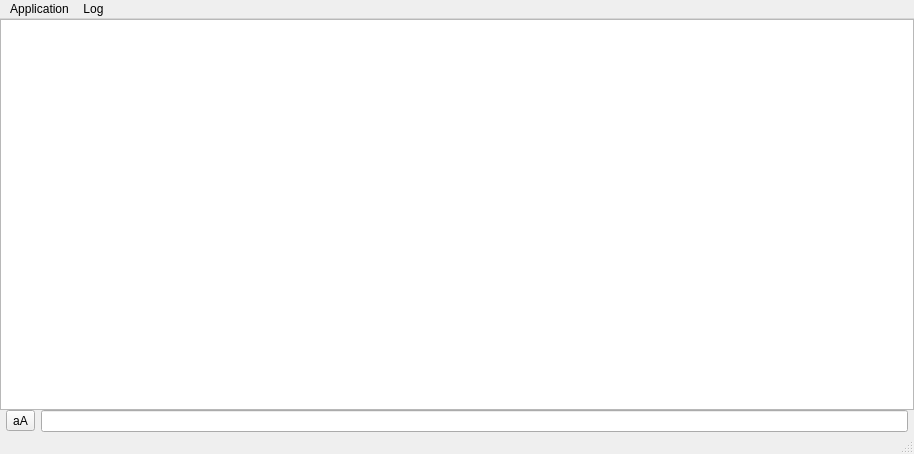
Above: src/mainwindow.ui from oleg-politechnik/qMinicom before the change. Below: the same form after it.
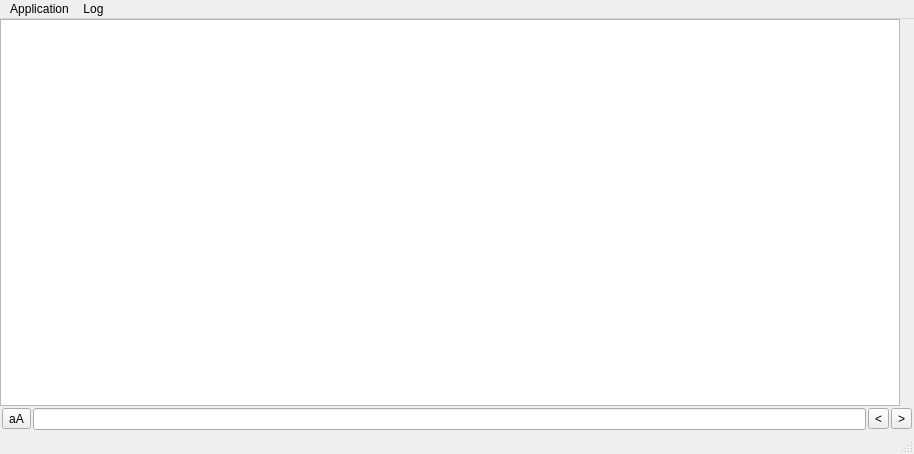
That is the form after the change. Custom widgets are drawn as their Qt base class.

Diff of the .ui file:
```diff
--- a/src/mainwindow.ui
+++ b/src/mainwindow.ui
@@ -32,16 +32,62 @@
     </property>
     <item>
      <layout class="QHBoxLayout" name="horizontalLayout">
+      <property name="spacing">
+       <number>0</number>
+      </property>
       <item>
        <widget class="PlainTextLog" name="logWidget">
         <property name="undoRedoEnabled">
          <bool>false</bool>
         </property>
+        <property name="plainText">
+         <string/>
+        </property>
         <property name="textInteractionFlags">
          <set>Qt::TextSelectableByKeyboard|Qt::TextSelectableByMouse</set>
         </property>
        </widget>
       </item>
+      <item>
+       <widget class="QGraphicsView" name="sideMarkView">
+        <property name="enabled">
+         <bool>false</bool>
+        </property>
+        <property name="minimumSize">
+         <size>
+          <width>14</width>
+          <height>0</height>
+         </size>
+        </property>
+        <property name="maximumSize">
+         <size>
+          <width>14</width>
+          <height>16777215</height>
+         </size>
+        </property>
+        <property name="frameShape">
+         <enum>QFrame::NoFrame</enum>
+        </property>
+        <property name="verticalScrollBarPolicy">
+         <enum>Qt::ScrollBarAlwaysOff</enum>
+        </property>
+        <property name="horizontalScrollBarPolicy">
+         <enum>Qt::ScrollBarAlwaysOff</enum>
+        </property>
+        <property name="interactive">
+         <bool>false</bool>
+        </property>
+        <property name="alignment">
+         <set>Qt::AlignHCenter|Qt::AlignTop</set>
+        </property>
+        <property name="transformationAnchor">
+         <enum>QGraphicsView::NoAnchor</enum>
+        </property>
+        <property name="viewportUpdateMode">
+         <enum>QGraphicsView::FullViewportUpdate</enum>
+        </property>
+       </widget>
+      </item>
      </layout>
     </item>
     <item>
@@ -50,17 +96,20 @@
        <bool>true</bool>
       </property>
       <layout class="QHBoxLayout" name="horizontalLayout_3">
+       <property name="spacing">
+        <number>2</number>
+       </property>
        <property name="leftMargin">
-        <number>6</number>
+        <number>2</number>
        </property>
        <property name="topMargin">
-        <number>0</number>
+        <number>2</number>
        </property>
        <property name="rightMargin">
-        <number>6</number>
+        <number>2</number>
        </property>
        <property name="bottomMargin">
-        <number>0</number>
+        <number>2</number>
        </property>
        <item>
         <widget class="QToolButton" name="csFindBtn">
@@ -75,6 +124,26 @@
        <item>
         <widget class="QLineEdit" name="findLineEdit"/>
        </item>
+       <item>
+        <widget class="QToolButton" name="findPrevBtn">
+         <property name="text">
+          <string notr="true">&lt;</string>
+         </property>
+         <property name="checkable">
+          <bool>false</bool>
+         </property>
+        </widget>
+       </item>
+       <item>
+        <widget class="QToolButton" name="findNextBtn">
+         <property name="text">
+          <string notr="true">&gt;</string>
+         </property>
+         <property name="checkable">
+          <bool>false</bool>
+         </property>
+        </widget>
+       </item>
       </layout>
      </widget>
     </item>
```
